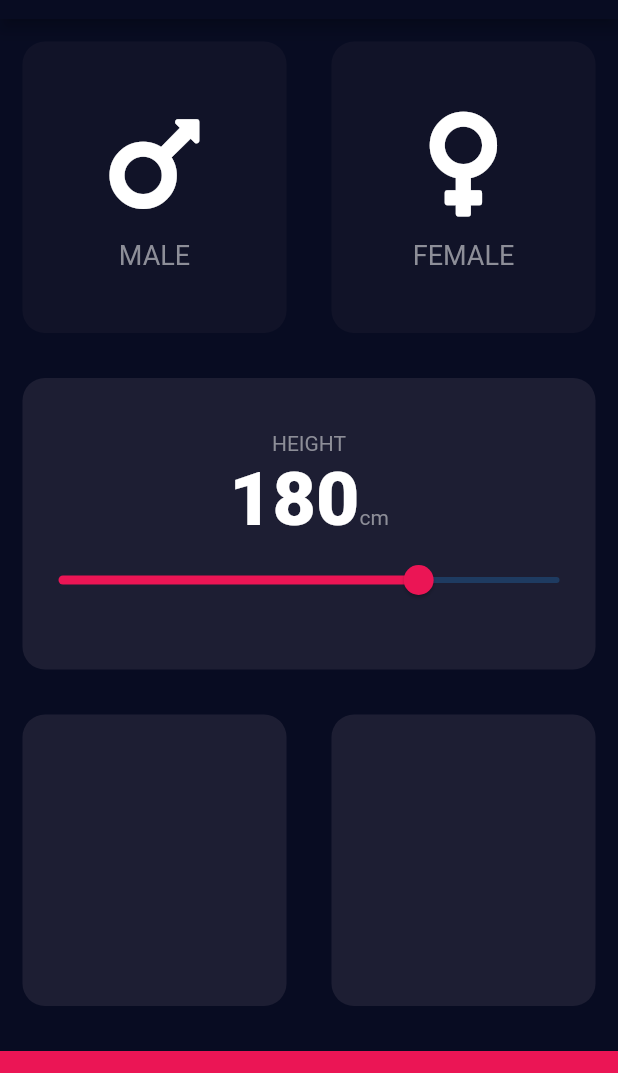
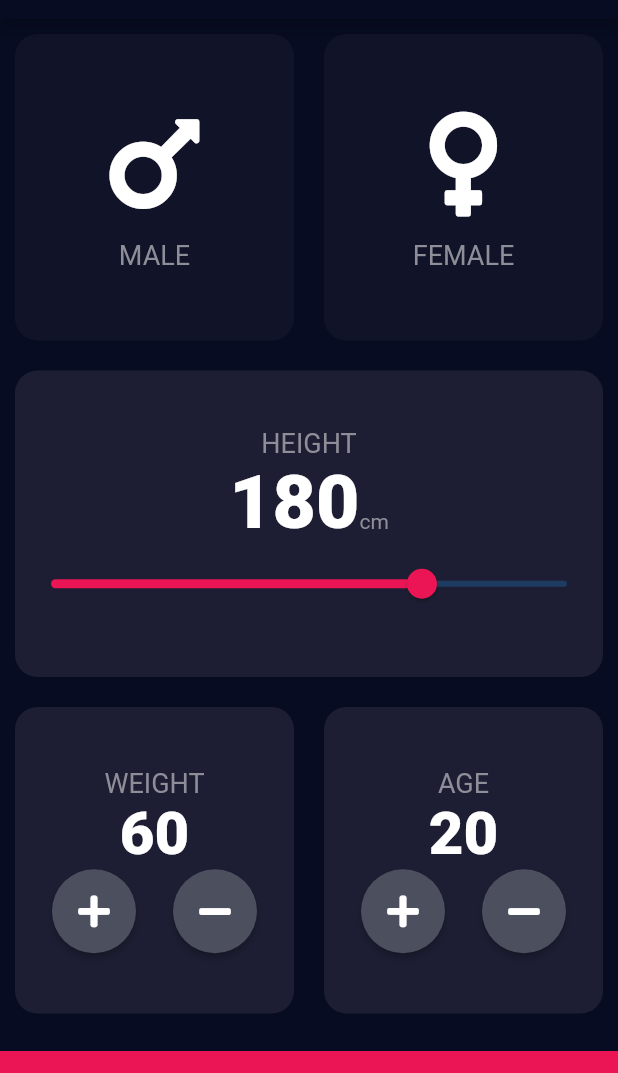
Before and after one commit to Siddharth-rajput2201/BMI-Calculaor-App, a Flutter app: the screen it shows after launch, on a phone screen of 412 x 824 dp, the part 65-1138 px from its top. Run offline on Flutter 3.47's test engine with Material 2 defaults, Android fonts, the light colour scheme and no system bars; our stand-ins replace font_awesome_flutter.

Commit message:
added weight and height

```diff
--- a/lib/BMICalculatorpage.dart
+++ b/lib/BMICalculatorpage.dart
@@ -5,6 +5,7 @@ import 'package:font_awesome_flutter/font_awesome_flutter.dart';
 import 'Boxdesign.dart';
 import 'Icon_gender.dart';
 import 'constants.dart';
+import 'custombuttonplusmminus.dart';
 
 enum Gender {
   male,
@@ -108,7 +109,7 @@ class _BMICalculatorpageState extends State<BMICalculatorpage> {
                 children: <Widget>[
                   Text(
                     "HEIGHT",
-                    style: TextStyle(color: ktextcolor),
+                    style: TextStyle(color: ktextcolor,fontSize: 18),
                   ),
                   Row(
                     crossAxisAlignment: CrossAxisAlignment.baseline,
@@ -141,10 +142,66 @@ class _BMICalculatorpageState extends State<BMICalculatorpage> {
                   Expanded(
                       child: BoxForBody(
                     boxcolor: kactiveboxcolor,
+                        customchild: Column(
+                          mainAxisAlignment: MainAxisAlignment.center,
+                          children: <Widget>[
+                            Text("WEIGHT", style: TextStyle(color: ktextcolor , fontSize: 18),),
+                            Text(weightvaue.toString() , style: TextStyle(fontWeight: FontWeight.w900, fontSize: 40),),
+                            Row(
+                              mainAxisAlignment: MainAxisAlignment.spaceEvenly,
+                              children: <Widget>[
+                                Custombuttomplusminus(custombuttonicon: FontAwesomeIcons.plus,
+                                  custombuttonplusminusonpressed: (){
+                                    setState(() {
+                                      weightvaue = weightvaue + 1;
+                                    });
+                                  },
+                                ),
+                                Custombuttomplusminus(
+                                  custombuttonicon: FontAwesomeIcons.minus,
+                                  custombuttonplusminusonpressed: (){
+                                    setState(() {
+                                      weightvaue = weightvaue - 1;
+                                    });
+                                  },
+
+                                ),
+                              ],
+                            )
+                          ],
+                        )
                   )),
                   Expanded(
                       child: BoxForBody(
                     boxcolor: kactiveboxcolor,
+                          customchild: Column(
+                            mainAxisAlignment: MainAxisAlignment.center,
+                            children: <Widget>[
+                              Text("AGE", style: TextStyle(color: ktextcolor , fontSize: 18),),
+                              Text(agevalue.toString() , style: TextStyle(fontWeight: FontWeight.w900, fontSize: 40),),
+                              Row(
+                                mainAxisAlignment: MainAxisAlignment.spaceEvenly,
+                                children: <Widget>[
+                                  Custombuttomplusminus(custombuttonicon: FontAwesomeIcons.plus,
+                                    custombuttonplusminusonpressed: (){
+                                      setState(() {
+                                        agevalue = agevalue + 1;
+                                      });
+                                    },
+                                  ),
+                                  Custombuttomplusminus(
+                                    custombuttonicon: FontAwesomeIcons.minus,
+                                    custombuttonplusminusonpressed: (){
+                                      setState(() {
+                                        agevalue = agevalue - 1;
+                                      });
+                                    },
+
+                                  ),
+                                ],
+                              )
+                            ],
+                          )
                   )),
                 ],
               ),
--- a/lib/Boxdesign.dart
+++ b/lib/Boxdesign.dart
@@ -13,7 +13,7 @@ class BoxForBody extends StatelessWidget {
       onTap: onpress,
       child: Container(
         child: customchild,
-        margin: EdgeInsets.all(15),
+        margin: EdgeInsets.all(10),
         decoration: BoxDecoration(
           borderRadius: BorderRadius.circular(15),
           color: boxcolor,
--- a/lib/constants.dart
+++ b/lib/constants.dart
@@ -7,3 +7,5 @@ const kinactiveboxcolor = Color(0xFF111328);
 const ktextcolor = Color(0xFF8D8E98);
 const knumberstyle = TextStyle(fontWeight: FontWeight.w900, fontSize: 50);
 int sliderheightvalue = 180;
+int agevalue = 20;
+int weightvaue = 60;
--- /dev/null
+++ b/lib/custombuttonplusmminus.dart
@@ -0,0 +1,20 @@
+import 'package:flutter/material.dart';
+
+class Custombuttomplusminus extends StatelessWidget {
+
+  final IconData custombuttonicon ;
+  final Function custombuttonplusminusonpressed;
+
+  Custombuttomplusminus({@required this.custombuttonicon ,@required this.custombuttonplusminusonpressed});
+  @override
+  Widget build(BuildContext context) {
+    return RawMaterialButton(
+      onPressed:
+      custombuttonplusminusonpressed,
+      child: Icon(custombuttonicon),
+      constraints: BoxConstraints.tightFor(width: 56 , height: 56),
+      fillColor: Color(0xFF4C4F5E),
+      shape: CircleBorder(),
+    );
+  }
+}
```
